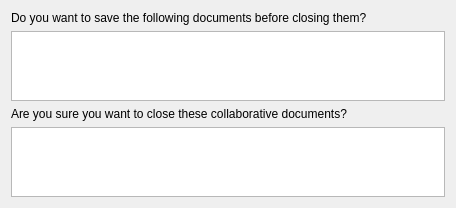
This is kobby/dialogs/closedocswidget.ui in KDE/kte-collaborative as Qt 5 draws it before an edit. The edited form follows.
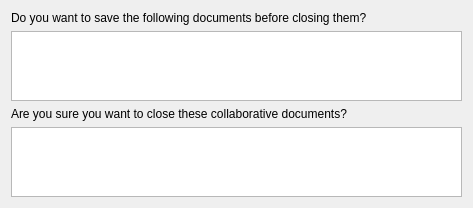
This is the edited form.

Commit message: CloseDocsDialog shows collab docs and has icons

```diff
--- a/kobby/dialogs/closedocswidget.ui
+++ b/kobby/dialogs/closedocswidget.ui
@@ -6,7 +6,7 @@
    <rect>
     <x>0</x>
     <y>0</y>
-    <width>456</width>
+    <width>473</width>
     <height>182</height>
    </rect>
   </property>
@@ -35,7 +35,7 @@
     </widget>
    </item>
    <item>
-    <widget class="QListView" name="collabDocList"/>
+    <widget class="QListWidget" name="collabDocList"/>
    </item>
   </layout>
  </widget>
```
The commit also changes 3 other files.
